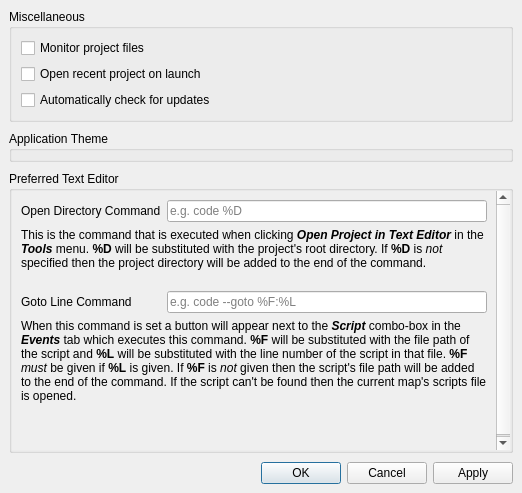
First picture: the form in forms/preferenceeditor.ui, repository huderlem/porymap, before the edit.
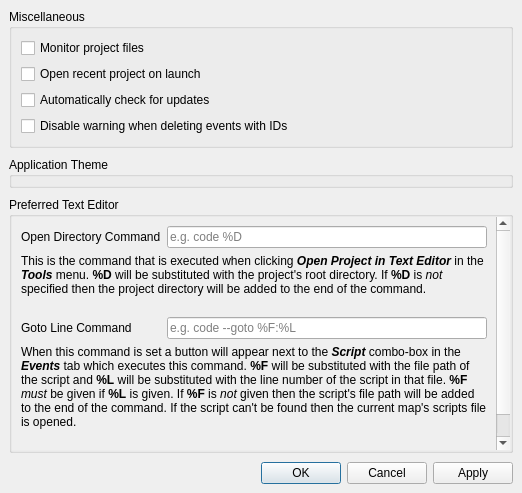
Second picture: the form after the edit.

Patch:
```diff
--- a/forms/preferenceeditor.ui
+++ b/forms/preferenceeditor.ui
@@ -54,6 +54,16 @@
          </property>
         </widget>
        </item>
+       <item>
+        <widget class="QCheckBox" name="checkBox_DisableEventWarning">
+         <property name="toolTip">
+          <string>If checked, no warning will be shown when deleting an event that has an associated #define that may also be deleted.</string>
+         </property>
+         <property name="text">
+          <string>Disable warning when deleting events with IDs</string>
+         </property>
+        </widget>
+       </item>
       </layout>
      </widget>
     </item>
```
